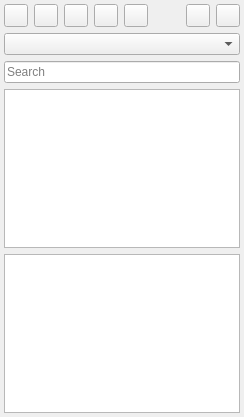
Before: the Qt Designer form src/x/modbus/modbusdevicelistview.ui in x-tools-author/x-tools, drawn with Qt 5.
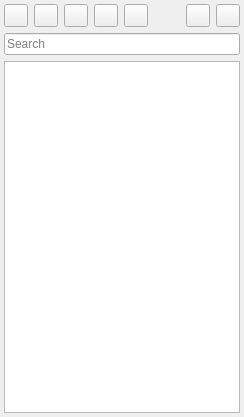
After: the same form once the commit is applied.

```diff
--- a/src/x/modbus/modbusdevicelistview.ui
+++ b/src/x/modbus/modbusdevicelistview.ui
@@ -86,9 +86,6 @@
      </item>
     </layout>
    </item>
-   <item>
-    <widget class="QComboBox" name="comboBoxProject"/>
-   </item>
    <item>
     <widget class="QLineEdit" name="lineEditSearch">
      <property name="sizePolicy">
@@ -115,16 +112,6 @@
      </property>
     </widget>
    </item>
-   <item>
-    <widget class="QTableView" name="tableView">
-     <property name="sizePolicy">
-      <sizepolicy hsizetype="Preferred" vsizetype="Preferred">
-       <horstretch>0</horstretch>
-       <verstretch>0</verstretch>
-      </sizepolicy>
-     </property>
-    </widget>
-   </item>
   </layout>
  </widget>
  <resources/>
```
Left out of the diff: 15 changed lines with no effect on the pictures.
